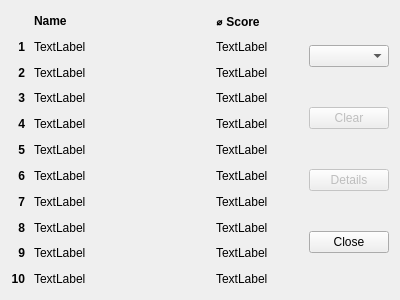
gulp21/QeoDart, file ui/highscore.ui: the form before one commit.
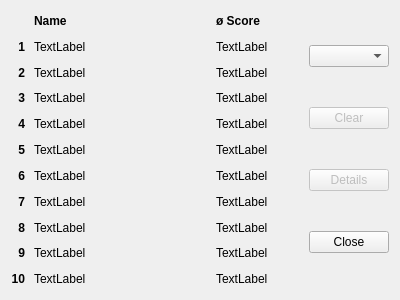
The form after the commit. Icons and pictures are not drawn.

Patch:
```diff
--- a/ui/highscore.ui
+++ b/ui/highscore.ui
@@ -45,11 +45,7 @@
         </font>
        </property>
        <property name="text">
-        <string>&lt;!DOCTYPE HTML PUBLIC &quot;-//W3C//DTD HTML 4.0//EN&quot; &quot;http://www.w3.org/TR/REC-html40/strict.dtd&quot;&gt;
-&lt;html&gt;&lt;head&gt;&lt;meta name=&quot;qrichtext&quot; content=&quot;1&quot; /&gt;&lt;style type=&quot;text/css&quot;&gt;
-p, li { white-space: pre-wrap; }
-&lt;/style&gt;&lt;/head&gt;&lt;body style=&quot; font-family:'Ubuntu'; font-size:9pt; font-weight:600; font-style:normal;&quot;&gt;
-&lt;p style=&quot; margin-top:0px; margin-bottom:0px; margin-left:0px; margin-right:0px; -qt-block-indent:0; text-indent:0px;&quot;&gt;⌀ Score&lt;/p&gt;&lt;/body&gt;&lt;/html&gt;</string>
+        <string>ø Score</string>
        </property>
       </widget>
      </item>
```
